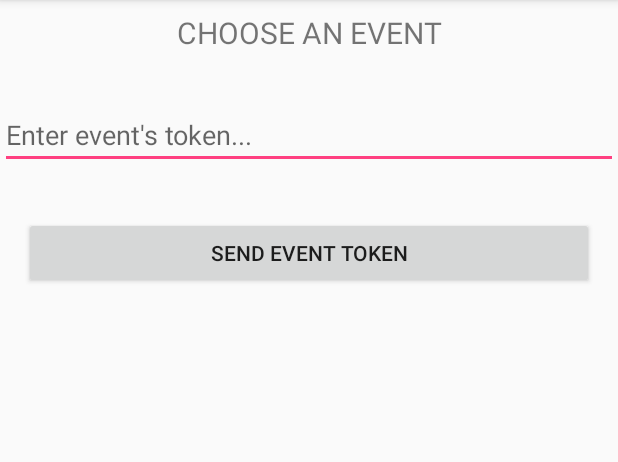
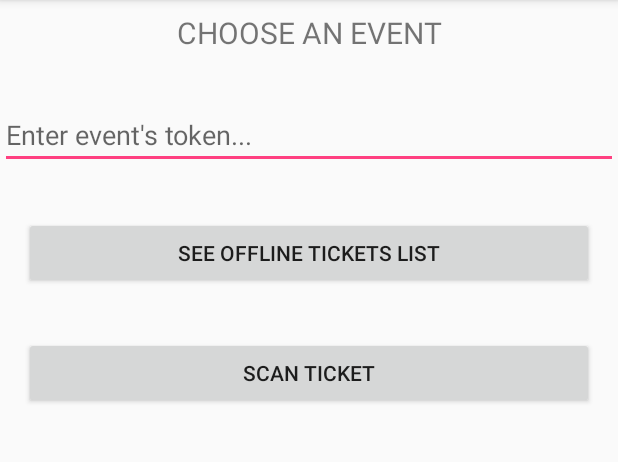
Before and after one commit to MrColorado/YakaChoisir, an Android app: the screen it shows after launch (MainActivity), on a phone screen of 412 x 824 dp, the part 84-546 px from its top. Run offline under Robolectric (Android 15) with nearby library versions, the phone set to English and light mode, and no system bars.

Commit message:
[APP] add QRCode Scanner Fragment

```diff
--- a/android/app/src/main/AndroidManifest.xml
+++ b/android/app/src/main/AndroidManifest.xml
@@ -1,6 +1,9 @@
 <?xml version="1.0" encoding="utf-8"?>
 <manifest xmlns:android="http://schemas.android.com/apk/res/android"
     package="com.yakapayer.yakascanner">
+
+    <uses-permission android:name="android.permission.INTERNET" />
+    <uses-permission android:name="android.permission.CAMERA" />
 
     <application
         android:allowBackup="true"
@@ -12,11 +15,9 @@
         <activity android:name=".MainActivity">
             <intent-filter>
                 <action android:name="android.intent.action.MAIN" />
-
                 <category android:name="android.intent.category.LAUNCHER" />
             </intent-filter>
         </activity>
-        <activity android:name=".ChooseEventFragment"></activity>
     </application>
 
 </manifest>
--- a/android/app/src/main/java/com/yakapayer/yakascanner/AttendMember.kt
+++ b/android/app/src/main/java/com/yakapayer/yakascanner/AttendMember.kt
@@ -3,7 +3,7 @@ package com.yakapayer.yakascanner
 import java.util.*
 
 data class AttendMember(
-        val entry_date : Date,
+        val entry_date : Date?,
         val email : String,
         val firstname : String,
         val lastname : String,
--- a/android/app/src/main/java/com/yakapayer/yakascanner/ChooseEventFragment.kt
+++ b/android/app/src/main/java/com/yakapayer/yakascanner/ChooseEventFragment.kt
@@ -1,7 +1,14 @@
 package com.yakapayer.yakascanner
 
+import android.Manifest
+import android.content.Intent
+import android.content.pm.PackageManager
 import android.os.Bundle
+import android.support.v4.app.ActivityCompat
 import android.support.v4.app.Fragment
+import android.support.v4.app.FragmentManager
+import android.support.v4.content.ContextCompat
+import android.util.Log
 import android.view.LayoutInflater
 import android.view.View
 import android.view.ViewGroup
@@ -9,6 +16,12 @@ import kotlinx.android.synthetic.main.fragment_choose_event.*
 
 
 class ChooseEventFragment : Fragment() {
+    var data : ArrayList<AttendMember>
+    init {
+        data = ArrayList()
+        Log.d("TESTINGS", "init")
+    }
+    private val ZBAR_CAMERA_PERMISSION = 1
 
     override fun onCreateView(inflater: LayoutInflater, container: ViewGroup?,
                               savedInstanceState: Bundle?): View? {
@@ -17,13 +30,34 @@ class ChooseEventFragment : Fragment() {
     }
 
     override fun onViewCreated(view: View, savedInstanceState: Bundle?) {
+        Log.d("TESTINGS", "arguments = " + arguments?.getSerializable("data").toString())
+        Log.d("TESTINGS", "data = " + data.toString())
+
+
         fragment_choose_event_sendTokenButton.setOnClickListener{
-            clickedView ->
-            // TODO send retrofit get eventMembersList request
-            val fragmentTransaction = fragmentManager!!.beginTransaction()
-            fragmentTransaction.replace(R.id.main_container, EventMembersListFragment())
+            launchFragment(EventMembersListFragment())
+        }
 
-            fragmentTransaction.commit()
+        fragment_choose_event_scan_button.setOnClickListener {
+            if (ContextCompat.checkSelfPermission(context!!, Manifest.permission.CAMERA)
+                    != PackageManager.PERMISSION_GRANTED) {
+                val permissions = arrayOf(Manifest.permission.CAMERA)
+                ActivityCompat.requestPermissions(activity!!,
+                        permissions, ZBAR_CAMERA_PERMISSION)
+            } else {
+                launchFragment(ScanQRCodeFragment())
+            }
         }
     }
+
+    private fun launchFragment(fragment: Fragment) {
+        val dataBundle = Bundle()
+        dataBundle.putSerializable("data", data)
+        fragment.arguments = dataBundle
+        Log.d("TESTINGS", data.toString())
+
+        val fragmentTransaction = fragmentManager!!.beginTransaction()
+        fragmentTransaction.replace(R.id.main_container, fragment).addToBackStack(null)
+        fragmentTransaction.commit()
+    }
 }
--- a/android/app/src/main/java/com/yakapayer/yakascanner/MainActivity.kt
+++ b/android/app/src/main/java/com/yakapayer/yakascanner/MainActivity.kt
@@ -5,12 +5,14 @@ import android.support.v7.app.AppCompatActivity
 
 class MainActivity : AppCompatActivity() {
 
+    val test = "salut"
+
     override fun onCreate(savedInstanceState: Bundle?) {
         super.onCreate(savedInstanceState)
         setContentView(R.layout.activity_main)
 
         val fragmentTransaction = supportFragmentManager.beginTransaction()
-        fragmentTransaction.replace(R.id.main_container, ChooseEventFragment())
+        fragmentTransaction.replace(R.id.main_container, ChooseEventFragment()).addToBackStack("MAIN_FRAGMENT")
 
         fragmentTransaction.commit()
     }
--- a/android/app/src/main/java/com/yakapayer/yakascanner/WSInterface.kt
+++ b/android/app/src/main/java/com/yakapayer/yakascanner/WSInterface.kt
@@ -5,5 +5,5 @@ import retrofit2.http.GET
 
 interface WSInterface {
     @GET("event_members")
-    fun getAttendingMembers() : Call<List<AttendMember>>
+    fun getAttendingMembers() : Call<EventMembersFullRequest>
 }
--- a/android/app/src/main/res/layout/fragment_choose_event.xml
+++ b/android/app/src/main/res/layout/fragment_choose_event.xml
@@ -4,6 +4,7 @@
     android:layout_width="match_parent"
     android:layout_height="match_parent"
     xmlns:app="http://schemas.android.com/apk/res-auto"
+    android:id="@+id/choose_event_fragment"
     tools:context=".ChooseEventFragment">
 
     <TextView
@@ -32,8 +33,18 @@
         android:layout_marginEnd="16dp"
         android:layout_marginStart="16dp"
         android:layout_marginTop="32dp"
-        android:text="Send event token"
+        android:text="See offline tickets list"
         app:layout_constraintEnd_toEndOf="parent"
         app:layout_constraintStart_toStartOf="parent"
         app:layout_constraintTop_toBottomOf="@id/event_choose_token_editText" />
+
+    <Button
+        android:id="@+id/fragment_choose_event_scan_button"
+        android:layout_width="match_parent"
+        android:layout_height="wrap_content"
+        android:layout_marginStart="16dp"
+        android:layout_marginEnd="16dp"
+        android:layout_marginTop="32dp"
+        app:layout_constraintTop_toBottomOf="@id/fragment_choose_event_sendTokenButton"
+        android:text="Scan ticket" />
 </android.support.constraint.ConstraintLayout>
--- a/android/app/src/main/res/layout/fragment_event_members_list.xml
+++ b/android/app/src/main/res/layout/fragment_event_members_list.xml
@@ -4,6 +4,7 @@
     android:layout_width="match_parent"
     android:layout_height="match_parent"
     xmlns:app="http://schemas.android.com/apk/res-auto"
+    android:id="@+id/event_members_list_fragment"
     tools:context=".EventMembersListFragment">
 
     <EditText
```
Also changed, not shown: android/app/build.gradle (+5 -2 lines), android/app/src/main/java/com/yakapayer/yakascanner/EventMembersFullRequest.kt (added, +9 -0 lines), android/app/src/main/java/com/yakapayer/yakascanner/EventMembersListFragment.kt (+12 -13 lines), android/app/src/main/java/com/yakapayer/yakascanner/ScanQRCodeFragment.kt (added, +96 -0 lines), android/app/src/main/res/layout/fragment_scan_qrcode.xml (added, +14 -0 lines), 1 other file.
